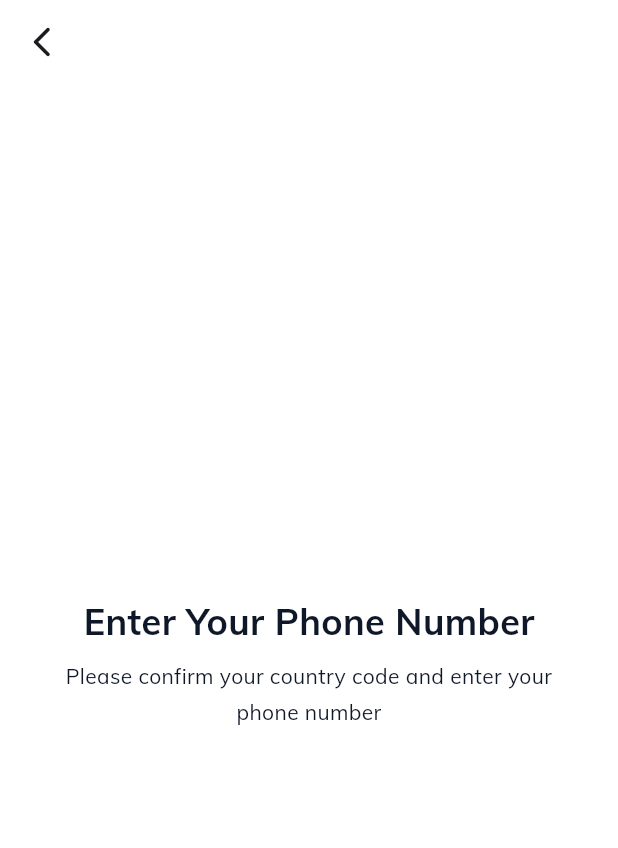
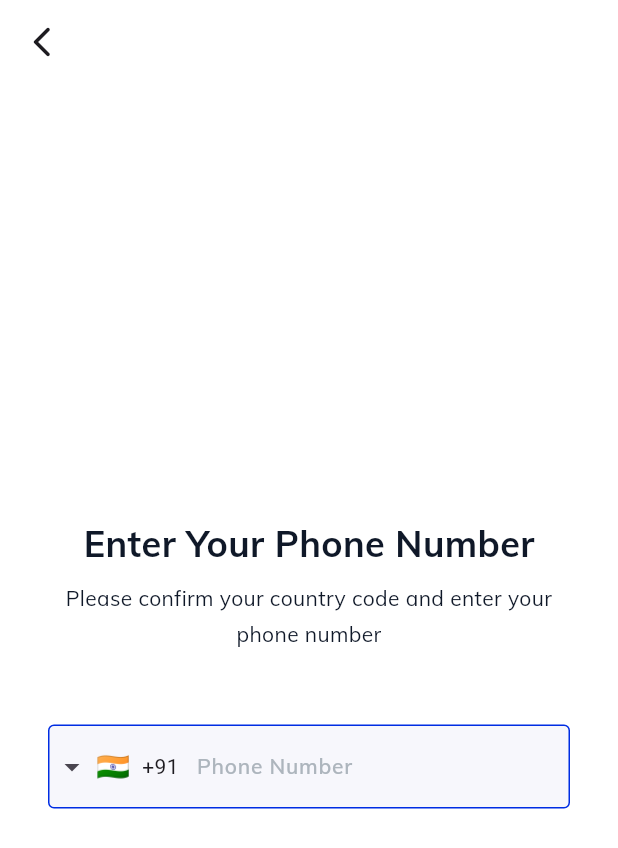
Before and after one commit to ahammednibras8/flutter-chat-app, a Flutter app: the screen it shows after launch, after a tap on "Start Messaging", on a phone screen of 412 x 824 dp. Shown: the top 848 px of the screen. Run offline on Flutter 3.47's test engine with Material 3 defaults, Android fonts, the phone set to English and light mode, and no system bars; drawn by our look-alikes of intl_phone_field.

Commit message:
Added Phone Text Field

```diff
--- a/lib/core/app_colors.dart
+++ b/lib/core/app_colors.dart
@@ -6,5 +6,6 @@ class AppColors {
 
   //Neutral
   static const Color active = Color(0xff0F1828);
+  static const Color disabled = Color(0xffADB5BD);
   static const Color offWhite = Color(0xffF7F7FC);
 }
--- a/lib/screens/phone_login_screen.dart
+++ b/lib/screens/phone_login_screen.dart
@@ -1,31 +1,75 @@
 import 'package:flutter/material.dart';
+import 'package:flutter_chat_app/core/app_colors.dart';
+import 'package:flutter_chat_app/core/app_typography.dart';
 import 'package:flutter_chat_app/widgets/login_info_text.dart';
 import 'package:flutter_chat_app/widgets/my_appbar.dart';
+import 'package:intl_phone_field/intl_phone_field.dart';
 
 class PhoneLoginScreen extends StatelessWidget {
   const PhoneLoginScreen({super.key});
 
   @override
   Widget build(BuildContext context) {
-    return const Scaffold(
+    return GestureDetector(
+      onTap: () => FocusScope.of(context).unfocus(),
+      child: const Scaffold(
         appBar: MyAppbar(
           leadingIcon: Icon(Icons.arrow_back_ios_new_rounded),
         ),
-      body: Center(
+        body: Padding(
+          padding: EdgeInsets.symmetric(horizontal: 32),
           child: Column(
             mainAxisAlignment: MainAxisAlignment.center,
             children: [
-            Padding(
-              padding: EdgeInsets.symmetric(horizontal: 32),
-              child: LoginInfoText(
+              LoginInfoText(
                 title: "Enter Your Phone Number",
                 subtitle:
                     "Please confirm your country code and enter your phone number",
               ),
+              SizedBox(height: 48),
+              PhoneInputText()
+            ],
           ),
-          ],
         ),
       ),
     );
   }
 }
+
+class PhoneInputText extends StatelessWidget {
+  const PhoneInputText({super.key});
+
+  @override
+  Widget build(BuildContext context) {
+    return IntlPhoneField(
+      decoration: InputDecoration(
+        filled: true,
+        fillColor: AppColors.offWhite,
+        labelText: 'Phone Number',
+        counterText: '',
+        floatingLabelBehavior: FloatingLabelBehavior.never,
+        labelStyle: AppTypography.body1.copyWith(
+          color: AppColors.disabled,
+        ),
+        enabledBorder: const OutlineInputBorder(
+          borderSide: BorderSide(
+            color: AppColors.defaultColor,
+          ),
+        ),
+        border: OutlineInputBorder(
+          borderSide: const BorderSide(
+            color: AppColors.defaultColor,
+          ),
+          borderRadius: BorderRadius.circular(4),
+        ),
+        focusedBorder: const OutlineInputBorder(
+          borderSide: BorderSide(
+            color: AppColors.defaultColor,
+            width: 1.8,
+          ),
+        ),
+      ),
+      initialCountryCode: 'IN',
+    );
+  }
+}
--- a/pubspec.yaml
+++ b/pubspec.yaml
@@ -9,6 +9,7 @@ environment:
 dependencies:
   flutter:
     sdk: flutter
+  intl_phone_field: ^3.2.0
   url_launcher: ^6.3.1
 
 dev_dependencies:
```
Also changed, not shown: pubspec.lock. Lines whose indentation alone changed are shown as unchanged.
